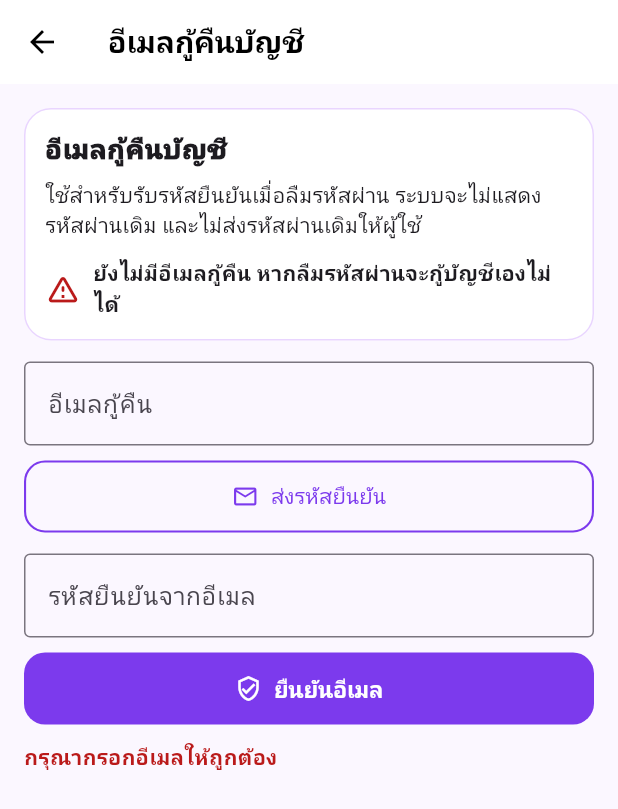
After one commit to Yuthpleum4023/clinic_smart_staff, a Flutter app: the RecoveryEmailScreen screen opened directly, after a tap on "ยืนยันอีเมล", after a tap on "ส่งรหัสยืนยัน", on a phone screen of 412 x 824 dp. The commit adds this screen. Shown: the top 809 px of the screen. Run offline on Flutter 3.47's test engine with Material 3 defaults, Android fonts, the phone set to English and light mode, and no system bars; our stand-ins replace flutter_map, geolocator, image_picker, latlong2, local_auth, pdf and 3 more; accounts and stored records are empty; network calls fail.

Commit message:
feat(auth): add recovery email settings screen

```diff
--- /dev/null
+++ b/lib/api/recovery_email_api.dart
@@ -0,0 +1,58 @@
+import 'package:clinic_smart_staff/api/api_client.dart';
+import 'package:clinic_smart_staff/api/api_config.dart';
+
+class RecoveryEmailStatus {
+  final bool ok;
+  final bool hasEmail;
+  final String emailMasked;
+  final bool phoneOnly;
+
+  const RecoveryEmailStatus({
+    required this.ok,
+    required this.hasEmail,
+    required this.emailMasked,
+    required this.phoneOnly,
+  });
+
+  factory RecoveryEmailStatus.fromMap(Map<String, dynamic> map) {
+    return RecoveryEmailStatus(
+      ok: map['ok'] == true,
+      hasEmail: map['hasEmail'] == true,
+      emailMasked: (map['emailMasked'] ?? '').toString().trim(),
+      phoneOnly: map['phoneOnly'] == true,
+    );
+  }
+}
+
+class RecoveryEmailApi {
+  static ApiClient get _client => ApiClient(baseUrl: ApiConfig.authBaseUrl);
+
+  static Future<RecoveryEmailStatus> status() async {
+    final json = await _client.get('/users/me/recovery-email/status');
+    return RecoveryEmailStatus.fromMap(json);
+  }
+
+  static Future<Map<String, dynamic>> requestOtp({
+    required String email,
+  }) async {
+    return _client.post(
+      '/users/me/recovery-email/request',
+      body: {
+        'email': email.trim(),
+      },
+    );
+  }
+
+  static Future<Map<String, dynamic>> verifyOtp({
+    required String email,
+    required String code,
+  }) async {
+    return _client.post(
+      '/users/me/recovery-email/verify',
+      body: {
+        'email': email.trim(),
+        'code': code.trim(),
+      },
+    );
+  }
+}
--- /dev/null
+++ b/lib/screens/auth/recovery_email_screen.dart
@@ -0,0 +1,358 @@
+import 'dart:async';
+
+import 'package:flutter/material.dart';
+
+import 'package:clinic_smart_staff/api/recovery_email_api.dart';
+
+class RecoveryEmailScreen extends StatefulWidget {
+  const RecoveryEmailScreen({super.key});
+
+  @override
+  State<RecoveryEmailScreen> createState() => _RecoveryEmailScreenState();
+}
+
+class _RecoveryEmailScreenState extends State<RecoveryEmailScreen> {
+  final _emailCtrl = TextEditingController();
+  final _codeCtrl = TextEditingController();
+
+  bool _loading = true;
+  bool _sending = false;
+  bool _verifying = false;
+
+  String _error = '';
+  String _success = '';
+  String _emailMasked = '';
+  bool _hasEmail = false;
+  bool _phoneOnly = false;
+
+  static const int _cooldownSeconds = 60;
+  int _cooldownLeft = 0;
+  Timer? _cooldownTimer;
+
+  @override
+  void initState() {
+    super.initState();
+    _loadStatus();
+  }
+
+  @override
+  void dispose() {
+    _cooldownTimer?.cancel();
+    _emailCtrl.dispose();
+    _codeCtrl.dispose();
+    super.dispose();
+  }
+
+  void _snack(String msg) {
+    if (!mounted) return;
+    ScaffoldMessenger.of(context).showSnackBar(
+      SnackBar(content: Text(msg)),
+    );
+  }
+
+  void _startCooldown() {
+    _cooldownTimer?.cancel();
+
+    setState(() => _cooldownLeft = _cooldownSeconds);
+
+    _cooldownTimer = Timer.periodic(const Duration(seconds: 1), (timer) {
+      if (!mounted) return;
+
+      if (_cooldownLeft <= 1) {
+        timer.cancel();
+        setState(() => _cooldownLeft = 0);
+      } else {
+        setState(() => _cooldownLeft -= 1);
+      }
+    });
+  }
+
+  Future<void> _loadStatus() async {
+    setState(() {
+      _loading = true;
+      _error = '';
+      _success = '';
+    });
+
+    try {
+      final s = await RecoveryEmailApi.status();
+
+      if (!mounted) return;
+      setState(() {
+        _hasEmail = s.hasEmail;
+        _emailMasked = s.emailMasked;
+        _phoneOnly = s.phoneOnly;
+      });
+    } catch (e) {
+      if (!mounted) return;
+      setState(() {
+        _error = 'โหลดสถานะอีเมลกู้คืนไม่สำเร็จ';
+      });
+    } finally {
+      if (mounted) setState(() => _loading = false);
+    }
+  }
+
+  bool _looksLikeEmail(String v) {
+    final email = v.trim().toLowerCase();
+    return RegExp(r'^[^\s@]+@[^\s@]+\.[^\s@]+$').hasMatch(email);
+  }
+
+  Future<void> _requestOtp() async {
+    FocusScope.of(context).unfocus();
+
+    if (_sending) return;
+
+    final email = _emailCtrl.text.trim().toLowerCase();
+
+    if (!_looksLikeEmail(email)) {
+      setState(() => _error = 'กรุณากรอกอีเมลให้ถูกต้อง');
+      return;
+    }
+
+    if (_cooldownLeft > 0) {
+      _snack('รอสักครู่ ($_cooldownLeft วินาที) แล้วค่อยขอรหัสใหม่');
+      return;
+    }
+
+    setState(() {
+      _sending = true;
+      _error = '';
+      _success = '';
+    });
+
+    try {
+      await RecoveryEmailApi.requestOtp(email: email);
+
+      if (!mounted) return;
+      setState(() {
+        _success = 'ส่งรหัสยืนยันไปที่อีเมลแล้ว กรุณาตรวจสอบ Inbox หรือ Spam';
+      });
+
+      _startCooldown();
+    } catch (e) {
+      if (!mounted) return;
+      setState(() {
+        final msg = e.toString();
+        if (msg.contains('409')) {
+          _error = 'อีเมลนี้ถูกใช้กับบัญชีอื่นแล้ว';
+        } else if (msg.contains('503')) {
+          _error = 'ระบบส่งอีเมลยังไม่พร้อมใช้งาน กรุณาลองใหม่ภายหลัง';
+        } else {
+          _error = 'ส่งรหัสยืนยันไม่สำเร็จ กรุณาลองใหม่';
+        }
+      });
+    } finally {
+      if (mounted) setState(() => _sending = false);
+    }
+  }
+
+  Future<void> _verifyOtp() async {
+    FocusScope.of(context).unfocus();
+
+    if (_verifying) return;
+
+    final email = _emailCtrl.text.trim().toLowerCase();
+    final code = _codeCtrl.text.trim();
+
+    if (!_looksLikeEmail(email) || code.isEmpty) {
+      setState(() => _error = 'กรอกอีเมลและรหัสยืนยันให้ครบ');
+      return;
+    }
+
+    setState(() {
+      _verifying = true;
+      _error = '';
+      _success = '';
+    });
+
+    try {
+      final json = await RecoveryEmailApi.verifyOtp(
+        email: email,
+        code: code,
+      );
+
+      final masked = (json['emailMasked'] ?? '').toString().trim();
+
+      if (!mounted) return;
+      setState(() {
+        _hasEmail = true;
+        _phoneOnly = false;
+        _emailMasked = masked;
+        _codeCtrl.clear();
+        _success = 'ยืนยันอีเมลกู้คืนสำเร็จ';
+      });
+
+      _snack('บันทึกอีเมลกู้คืนแล้ว');
+    } catch (e) {
+      if (!mounted) return;
+      setState(() {
+        final msg = e.toString();
+        if (msg.contains('409')) {
+          _error = 'อีเมลนี้ถูกใช้กับบัญชีอื่นแล้ว';
+        } else if (msg.contains('400')) {
+          _error = 'รหัสยืนยันไม่ถูกต้องหรือหมดอายุ';
+        } else {
+          _error = 'ยืนยันอีเมลไม่สำเร็จ กรุณาลองใหม่';
+        }
+      });
+    } finally {
+      if (mounted) setState(() => _verifying = false);
+    }
+  }
+
+  @override
+  Widget build(BuildContext context) {
+    final cooldownText = _cooldownLeft > 0
+        ? 'ขอรหัสอีกครั้ง ($_cooldownLeft)'
+        : 'ส่งรหัสยืนยัน';
+
+    return Scaffold(
+      appBar: AppBar(
+        title: const Text('อีเมลกู้คืนบัญชี'),
+      ),
+      body: _loading
+          ? const Center(child: CircularProgressIndicator())
+          : ListView(
+              padding: const EdgeInsets.all(16),
+              children: [
+                Card(
+                  child: Padding(
+                    padding: const EdgeInsets.all(14),
+                    child: Column(
+                      crossAxisAlignment: CrossAxisAlignment.start,
+                      children: [
+                        const Text(
+                          'อีเมลกู้คืนบัญชี',
+                          style: TextStyle(
+                            fontSize: 18,
+                            fontWeight: FontWeight.w900,
+                          ),
+                        ),
+                        const SizedBox(height: 8),
+                        const Text(
+                          'ใช้สำหรับรับรหัสยืนยันเมื่อลืมรหัสผ่าน '
+                          'ระบบจะไม่แสดงรหัสผ่านเดิม และไม่ส่งรหัสผ่านเดิมให้ผู้ใช้',
+                          style: TextStyle(height: 1.35),
+                        ),
+                        const SizedBox(height: 12),
+                        if (_hasEmail)
+                          Row(
+                            children: [
+                              const Icon(Icons.verified, color: Colors.green),
+                              const SizedBox(width: 8),
+                              Expanded(
+                                child: Text(
+                                  'ผูกอีเมลแล้ว: $_emailMasked',
+                                  style: const TextStyle(
+                                    fontWeight: FontWeight.w800,
+                                  ),
+                                ),
+                              ),
+                            ],
+                          )
+                        else
+                          Row(
+                            children: [
+                              Icon(
+                                Icons.warning_amber_rounded,
+                                color: Theme.of(context).colorScheme.error,
+                              ),
+                              const SizedBox(width: 8),
+                              const Expanded(
+                                child: Text(
+                                  'ยังไม่มีอีเมลกู้คืน หากลืมรหัสผ่านจะกู้บัญชีเองไม่ได้',
+                                  style: TextStyle(fontWeight: FontWeight.w800),
+                                ),
+                              ),
+                            ],
+                          ),
+                        if (_phoneOnly) ...[
+                          const SizedBox(height: 8),
+                          const Text(
+                            'บัญชีนี้สมัครด้วยเบอร์โทร กรุณาเพิ่มอีเมลกู้คืนเพื่อใช้ลืมรหัสผ่านในอนาคต',
+                            style: TextStyle(color: Colors.black54),
+                          ),
+                        ],
+                      ],
+                    ),
+                  ),
+                ),
+                const SizedBox(height: 14),
+                TextField(
+                  controller: _emailCtrl,
+                  keyboardType: TextInputType.emailAddress,
+                  textInputAction: TextInputAction.next,
+                  decoration: const InputDecoration(
+                    labelText: 'อีเมลกู้คืน',
+                    hintText: 'example@email.com',
+                    border: OutlineInputBorder(),
+                  ),
+                ),
+                const SizedBox(height: 10),
+                SizedBox(
+                  width: double.infinity,
+                  child: OutlinedButton.icon(
+                    onPressed: (_sending || _cooldownLeft > 0)
+                        ? null
+                        : _requestOtp,
+                    icon: _sending
+                        ? const SizedBox(
+                            width: 18,
+                            height: 18,
+                            child: CircularProgressIndicator(strokeWidth: 2),
+                          )
+                        : const Icon(Icons.email_outlined),
+                    label: Text(_sending ? 'กำลังส่ง...' : cooldownText),
+                  ),
+                ),
+                const SizedBox(height: 14),
+                TextField(
+                  controller: _codeCtrl,
+                  keyboardType: TextInputType.number,
+                  textInputAction: TextInputAction.done,
+                  decoration: const InputDecoration(
+                    labelText: 'รหัสยืนยันจากอีเมล',
+                    border: OutlineInputBorder(),
+                  ),
+                ),
+                const SizedBox(height: 10),
+                SizedBox(
+                  width: double.infinity,
+                  child: ElevatedButton.icon(
+                    onPressed: _verifying ? null : _verifyOtp,
+                    icon: _verifying
+                        ? const SizedBox(
+                            width: 18,
+                            height: 18,
+                            child: CircularProgressIndicator(strokeWidth: 2),
+                          )
+                        : const Icon(Icons.verified_user_outlined),
+                    label: Text(_verifying ? 'กำลังยืนยัน...' : 'ยืนยันอีเมล'),
+                  ),
+                ),
+                if (_success.isNotEmpty) ...[
+                  const SizedBox(height: 12),
+                  Text(
+                    _success,
+                    style: const TextStyle(
+                      color: Colors.green,
+                      fontWeight: FontWeight.w800,
+                    ),
+                  ),
+                ],
+                if (_error.isNotEmpty) ...[
+                  const SizedBox(height: 12),
+                  Text(
+                    _error,
+                    style: TextStyle(
+                      color: Theme.of(context).colorScheme.error,
+                      fontWeight: FontWeight.w800,
+                    ),
+                  ),
+                ],
+              ],
+            ),
+    );
+  }
+}
```
Also changed, not shown: lib/screens/home/tabs/my_tab.dart (+42 -0 lines).
